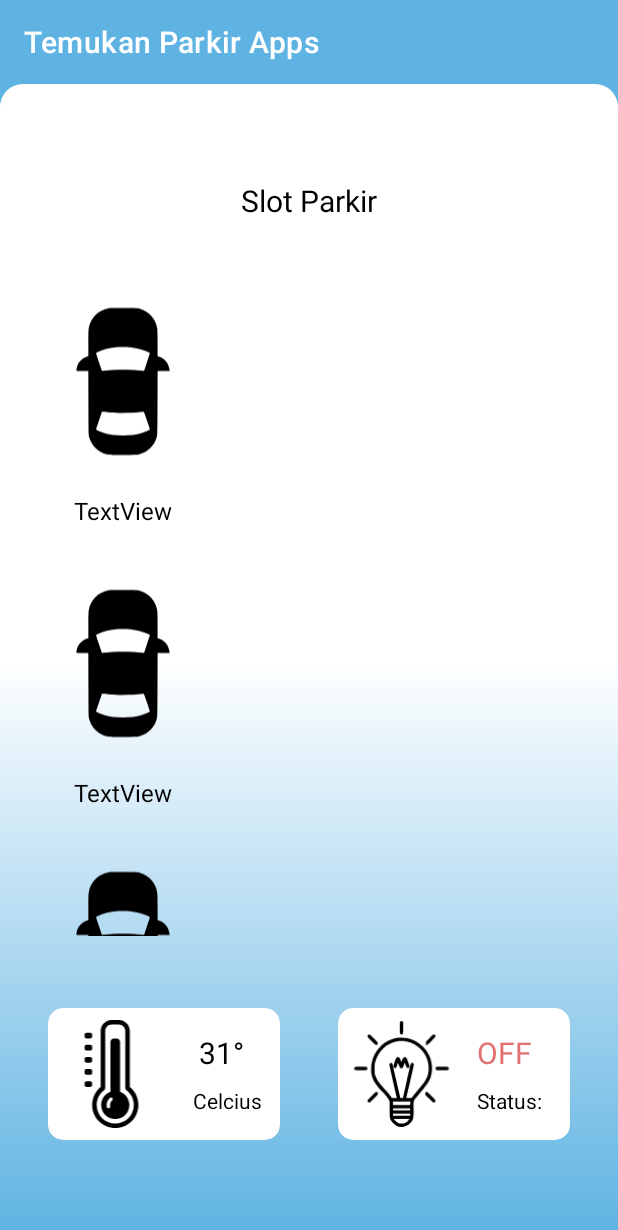
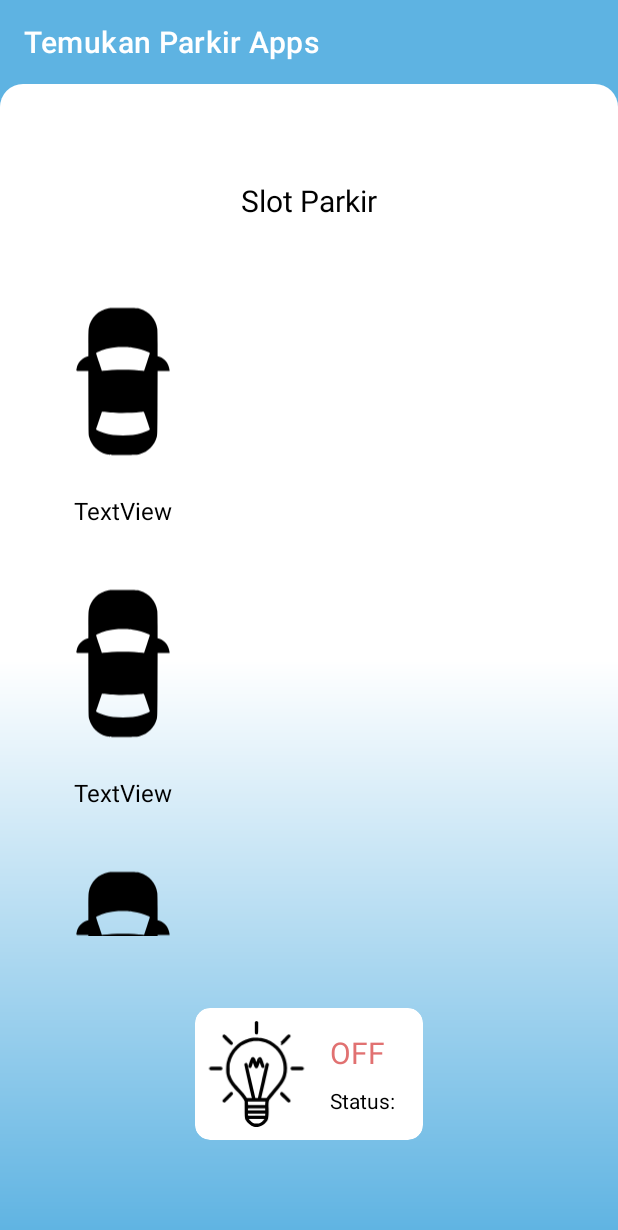
Before and after one commit to hansrichard2000/ParkerApps, an Android app: the layout fragment_main.xml on its own in the app's theme, with its tools: preview values and no code run, on a phone screen of 412 x 824 dp. Shown: the top 1230 px of the screen. Run offline under Robolectric (Android 15) with nearby library versions, the phone set to English and light mode, and no system bars.

Commit message:
Update UI

```diff
--- a/app/src/main/res/layout/fragment_main.xml
+++ b/app/src/main/res/layout/fragment_main.xml
@@ -53,72 +53,12 @@
                 app:layout_constraintTop_toTopOf="parent" />
 
             <androidx.cardview.widget.CardView
-                android:id="@+id/card_temp"
-                android:layout_width="0dp"
-                android:layout_height="0dp"
-                android:layout_marginStart="32dp"
-                android:layout_marginTop="48dp"
-                android:layout_marginEnd="225dp"
-                android:layout_marginBottom="64dp"
-                app:cardCornerRadius="10dp"
-                app:cardElevation="0dp"
-                app:layout_constraintBottom_toBottomOf="parent"
-                app:layout_constraintEnd_toEndOf="parent"
-                app:layout_constraintStart_toStartOf="parent"
-                app:layout_constraintTop_toBottomOf="@+id/rv_parking">
-
-                <androidx.constraintlayout.widget.ConstraintLayout
-                    android:layout_width="match_parent"
-                    android:layout_height="match_parent">
-
-                    <ImageView
-                        android:id="@+id/imageView2"
-                        android:layout_width="0dp"
-                        android:layout_height="0dp"
-                        android:layout_marginTop="8dp"
-                        android:layout_marginEnd="70dp"
-                        android:layout_marginBottom="8dp"
-                        android:src="@drawable/ic_thermometer"
-                        app:layout_constraintBottom_toBottomOf="parent"
-                        app:layout_constraintEnd_toEndOf="parent"
-                        app:layout_constraintStart_toStartOf="parent"
-                        app:layout_constraintTop_toTopOf="parent" />
-
-                    <TextView
-                        android:id="@+id/temp"
-                        android:layout_width="0dp"
-                        android:layout_height="wrap_content"
-                        android:layout_marginStart="16dp"
-                        android:layout_marginTop="16dp"
-                        android:layout_marginEnd="16dp"
-                        android:text="31°"
-                        android:textColor="@color/black"
-                        android:textSize="20sp"
-                        app:layout_constraintEnd_toEndOf="parent"
-                        app:layout_constraintStart_toEndOf="@+id/imageView2"
-                        app:layout_constraintTop_toTopOf="parent" />
-
-                    <TextView
-                        android:id="@+id/textView3"
-                        android:layout_width="wrap_content"
-                        android:layout_height="wrap_content"
-                        android:layout_marginBottom="8dp"
-                        android:text="Celcius"
-                        android:textColor="@color/black"
-                        app:layout_constraintBottom_toBottomOf="parent"
-                        app:layout_constraintEnd_toEndOf="parent"
-                        app:layout_constraintStart_toEndOf="@+id/imageView2"
-                        app:layout_constraintTop_toBottomOf="@+id/temp" />
-                </androidx.constraintlayout.widget.ConstraintLayout>
-            </androidx.cardview.widget.CardView>
-
-            <androidx.cardview.widget.CardView
                 android:id="@+id/card_lamp"
                 android:layout_width="0dp"
                 android:layout_height="0dp"
-                android:layout_marginStart="225dp"
+                android:layout_marginStart="130dp"
                 android:layout_marginTop="48dp"
-                android:layout_marginEnd="32dp"
+                android:layout_marginEnd="130dp"
                 android:layout_marginBottom="64dp"
                 android:elevation="0dp"
                 app:cardCornerRadius="10dp"
```
